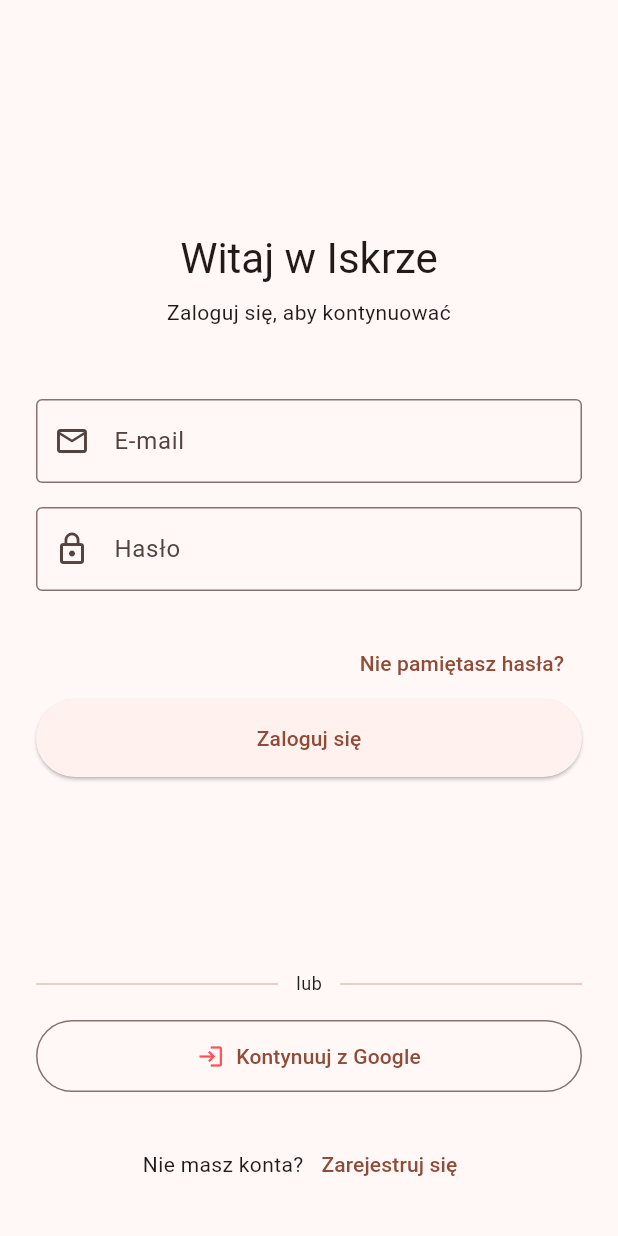
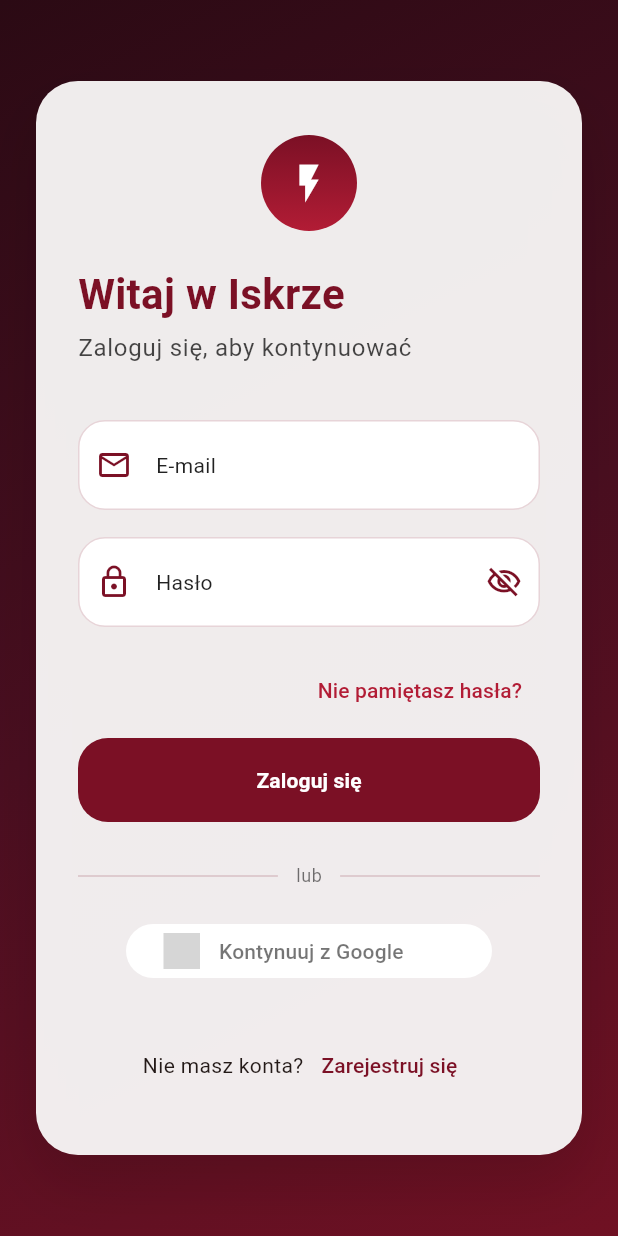
Before and after one commit to kroxon/Spark, a Flutter app: the screen it shows after launch, on a phone screen of 412 x 824 dp. Run offline on Flutter 3.47's test engine with Material 3 defaults, Android fonts, the light colour scheme and no system bars; our stand-ins replace firebase_auth, firebase_core, flutter_riverpod, flutter_signin_button, google_sign_in; accounts and stored records are empty; generated files the repository leaves out were written again; grey boxes are pictures that could not be loaded.

Commit message:
feat(auth): Redesign login and registration screens with new theme

```diff
--- /dev/null
+++ b/lib/common_widgets/app_primary_button.dart
@@ -0,0 +1,46 @@
+import 'package:flutter/material.dart';
+import 'package:iskra/core/theme/app_colors.dart';
+
+/// Primary elevated button used across the app.
+class AppPrimaryButton extends StatelessWidget {
+  const AppPrimaryButton({
+    super.key,
+    required this.label,
+    required this.onPressed,
+    this.isLoading = false,
+  });
+
+  final String label;
+  final VoidCallback? onPressed;
+  final bool isLoading;
+
+  @override
+  Widget build(BuildContext context) {
+    final effectiveOnPressed = isLoading ? null : onPressed;
+    return ElevatedButton(
+      onPressed: effectiveOnPressed,
+      style: ElevatedButton.styleFrom(
+        backgroundColor: AppColors.primary,
+        padding: const EdgeInsets.symmetric(vertical: 18),
+        shape: RoundedRectangleBorder(borderRadius: BorderRadius.circular(20)),
+        elevation: 0,
+      ),
+      child: isLoading
+          ? const SizedBox(
+              height: 24,
+              width: 24,
+              child: CircularProgressIndicator(
+                strokeWidth: 3,
+                valueColor: AlwaysStoppedAnimation<Color>(Colors.white),
+              ),
+            )
+          : Text(
+              label,
+              style: Theme.of(context)
+                  .textTheme
+                  .labelLarge
+                  ?.copyWith(color: Colors.white, fontWeight: FontWeight.w600),
+            ),
+    );
+  }
+}
--- /dev/null
+++ b/lib/common_widgets/app_text_field.dart
@@ -0,0 +1,125 @@
+import 'dart:async';
+
+import 'package:flutter/material.dart';
+import 'package:iskra/core/theme/app_colors.dart';
+
+/// Standard text form field with the project-wide burgundy styling.
+class AppTextField extends StatefulWidget {
+  const AppTextField({
+    super.key,
+    required this.label,
+    required this.controller,
+    this.keyboardType,
+    this.validator,
+    this.obscureText = false,
+    this.enableObscureToggle = false,
+    this.prefixIcon,
+    this.suffixIcon,
+    this.autocorrect,
+    this.enableSuggestions,
+    this.textInputAction,
+    this.onFieldSubmitted,
+  });
+
+  final String label;
+  final TextEditingController controller;
+  final TextInputType? keyboardType;
+  final String? Function(String?)? validator;
+  final bool obscureText;
+  final bool enableObscureToggle;
+  final IconData? prefixIcon;
+  final Widget? suffixIcon;
+  final bool? autocorrect;
+  final bool? enableSuggestions;
+  final TextInputAction? textInputAction;
+  final ValueChanged<String>? onFieldSubmitted;
+
+  @override
+  State<AppTextField> createState() => _AppTextFieldState();
+}
+
+class _AppTextFieldState extends State<AppTextField> {
+  late bool _obscureText;
+  Timer? _relockTimer;
+
+  @override
+  void initState() {
+    super.initState();
+    _obscureText = widget.obscureText;
+  }
+
+  @override
+  void dispose() {
+    _relockTimer?.cancel();
+    super.dispose();
+  }
+
+  void _toggleVisibility() {
+    _relockTimer?.cancel();
+    setState(() {
+      _obscureText = !_obscureText;
+    });
+    if (!_obscureText) {
+      _relockTimer = Timer(const Duration(seconds: 1), () {
+        if (mounted) {
+          setState(() => _obscureText = true);
+        }
+      });
+    }
+  }
+
+  @override
+  Widget build(BuildContext context) {
+    final theme = Theme.of(context);
+    final bool shouldShowToggle = widget.enableObscureToggle && widget.obscureText;
+
+    final baseDecoration = InputDecoration(
+      labelText: widget.label,
+      filled: true,
+      fillColor: Colors.white,
+      contentPadding: const EdgeInsets.symmetric(vertical: 18, horizontal: 16),
+      prefixIcon: widget.prefixIcon != null
+          ? Icon(widget.prefixIcon, color: AppColors.primary)
+          : null,
+      suffixIcon: shouldShowToggle
+          ? IconButton(
+              icon: Icon(
+                _obscureText ? Icons.visibility_off_outlined : Icons.visibility_outlined,
+                color: AppColors.primary,
+              ),
+              onPressed: _toggleVisibility,
+              tooltip: _obscureText ? 'Pokaż hasło' : 'Ukryj hasło',
+            )
+          : widget.suffixIcon,
+      labelStyle: theme.textTheme.bodyMedium?.copyWith(color: Colors.black87),
+      enabledBorder: OutlineInputBorder(
+        borderRadius: BorderRadius.circular(18),
+        borderSide: BorderSide(color: AppColors.primary.withOpacity(0.18)),
+      ),
+      focusedBorder: OutlineInputBorder(
+        borderRadius: BorderRadius.circular(18),
+        borderSide: const BorderSide(color: AppColors.primary, width: 1.6),
+      ),
+      errorBorder: OutlineInputBorder(
+        borderRadius: BorderRadius.circular(18),
+        borderSide: BorderSide(color: theme.colorScheme.error),
+      ),
+      focusedErrorBorder: OutlineInputBorder(
+        borderRadius: BorderRadius.circular(18),
+        borderSide: BorderSide(color: theme.colorScheme.error, width: 1.6),
+      ),
+    );
+
+    return TextFormField(
+      controller: widget.controller,
+      keyboardType: widget.keyboardType,
+      validator: widget.validator,
+      obscureText: widget.obscureText ? _obscureText : false,
+      autocorrect: widget.autocorrect ?? true,
+      enableSuggestions: widget.enableSuggestions ?? true,
+      textInputAction: widget.textInputAction,
+      onFieldSubmitted: widget.onFieldSubmitted,
+      decoration: baseDecoration,
+    );
+  }
+}
--- /dev/null
+++ b/lib/common_widgets/google_sign_in_button.dart
@@ -0,0 +1,51 @@
+import 'package:flutter/material.dart';
+import 'package:flutter_signin_button/flutter_signin_button.dart';
+import 'package:iskra/core/theme/app_colors.dart';
+
+/// Official Google SSO button with optional loading overlay.
+class GoogleSignInButton extends StatelessWidget {
+  const GoogleSignInButton({
+    super.key,
+    required this.onPressed,
+    this.isLoading = false,
+    this.label = 'Kontynuuj z Google',
+  });
+
+  final VoidCallback? onPressed;
+  final bool isLoading;
+  final String label;
+
+  @override
+  Widget build(BuildContext context) {
+    final effectiveOnPressed = isLoading ? null : onPressed;
+
+    return SizedBox(
+      width: double.infinity,
+      child: Stack(
+        alignment: Alignment.center,
+        children: [
+          Opacity(
+            opacity: isLoading ? 0.6 : 1,
+            child: SignInButton(
+              Buttons.Google,
+              text: label,
+              onPressed: effectiveOnPressed,
+              elevation: 0,
+              shape: RoundedRectangleBorder(borderRadius: BorderRadius.circular(20)),
+              padding: const EdgeInsets.symmetric(horizontal: 12, vertical: 6),
+            ),
+          ),
+          if (isLoading)
+            const SizedBox(
+              height: 22,
+              width: 22,
+              child: CircularProgressIndicator(
+                strokeWidth: 3,
+                valueColor: AlwaysStoppedAnimation<Color>(AppColors.primary),
+              ),
+            ),
+        ],
+      ),
+    );
+  }
+}
--- /dev/null
+++ b/lib/core/services/auth_email_localization.dart
@@ -0,0 +1,17 @@
+import 'package:firebase_auth/firebase_auth.dart';
+
+/// Ensures that Firebase Auth transactional e-mails are localized to Polish.
+class AuthEmailLocalization {
+  AuthEmailLocalization._();
+
+  static String? _cachedLanguageCode;
+
+  /// Sets Firebase Auth's e-mail language to Polish (pl) once per session.
+  static Future<void> ensurePolish() async {
+    if (_cachedLanguageCode == 'pl') {
+      return;
+    }
+    await FirebaseAuth.instance.setLanguageCode('pl');
+    _cachedLanguageCode = 'pl';
+  }
+}
--- /dev/null
+++ b/lib/core/theme/app_colors.dart
@@ -0,0 +1,17 @@
+import 'package:flutter/material.dart';
+
+/// Central palette for the burgundy themed interface.
+class AppColors {
+  static const Color primary = Color(0xFF7B1025);
+  static const Color secondary = Color(0xFFB21C35);
+  static const Color backgroundDark = Color(0xFF2B0A14);
+  static const Color backgroundMid = Color(0xFF4A0E20);
+  static const Color backgroundLight = Color(0xFF701123);
+  static const Color surface = Color(0xFFF7F5F5);
+
+  static const LinearGradient mainGradient = LinearGradient(
+    colors: [backgroundDark, backgroundMid, backgroundLight],
+    begin: Alignment.topLeft,
+    end: Alignment.bottomRight,
+  );
+}
--- /dev/null
+++ b/lib/core/theme/app_decorations.dart
@@ -0,0 +1,25 @@
+import 'package:flutter/material.dart';
+import 'package:iskra/core/theme/app_colors.dart';
+
+/// Collection of reusable decorations and shapes for consistent styling.
+class AppDecorations {
+  const AppDecorations._();
+
+  static BoxDecoration elevatedSurface({double radius = 28}) {
+    return BoxDecoration(
+      color: AppColors.surface.withOpacity(0.96),
+      borderRadius: BorderRadius.circular(radius),
+      boxShadow: [
+        BoxShadow(
+          color: Colors.black.withOpacity(0.12),
+          blurRadius: 32,
+          offset: const Offset(0, 18),
+        ),
+      ],
+    );
+  }
+
+  static ShapeBorder dialogShape({double radius = 20}) {
+    return RoundedRectangleBorder(borderRadius: BorderRadius.circular(radius));
+  }
+}
--- a/lib/features/auth/login_page.dart
+++ b/lib/features/auth/login_page.dart
@@ -1,8 +1,15 @@
 import 'package:firebase_auth/firebase_auth.dart';
 import 'package:flutter/foundation.dart';
 import 'package:flutter/material.dart';
+import 'package:flutter/services.dart';
+import 'package:google_sign_in/google_sign_in.dart';
+import 'package:iskra/common_widgets/app_primary_button.dart';
+import 'package:iskra/common_widgets/app_text_field.dart';
+import 'package:iskra/common_widgets/google_sign_in_button.dart';
+import 'package:iskra/core/theme/app_colors.dart';
+import 'package:iskra/core/theme/app_decorations.dart';
+import 'package:iskra/core/services/auth_email_localization.dart';
 import 'package:iskra/features/auth/register_page.dart';
-import 'package:google_sign_in/google_sign_in.dart';
 
 class LoginPage extends StatefulWidget {
   const LoginPage({super.key});
@@ -90,6 +97,7 @@ class _LoginPageState extends State<LoginPage> {
     }
 
     try {
+      await AuthEmailLocalization.ensurePolish();
       await FirebaseAuth.instance.sendPasswordResetEmail(email: email);
       if (mounted) {
         ScaffoldMessenger.of(context).showSnackBar(
@@ -135,11 +143,14 @@ class _LoginPageState extends State<LoginPage> {
     } on FirebaseAuthException catch (e) {
       debugPrint('FirebaseAuthException (Google sign-in): ${e.code} ${e.message}');
       _showSnack(_mapAuthError(e));
+    } on PlatformException catch (e, stack) {
+      debugPrint('PlatformException (Google sign-in): ${e.code} ${e.message}');
+      debugPrintStack(stackTrace: stack);
+      _showSnack(_mapGooglePlatformError(e));
     } catch (error, stack) {
       debugPrint('Nieudane logowanie Google: $error');
       debugPrintStack(stackTrace: stack);
-      final message = error is Exception ? error.toString() : 'Nie udało się zalogować przez Google. Spróbuj ponownie.';
-      _showSnack(message);
+      _showSnack(_mapUnknownGoogleError(error));
     } finally {
       if (mounted) {
         setState(() => _isLoading = false);
@@ -186,6 +197,25 @@ class _LoginPageState extends State<LoginPage> {
     }
   }
 
+  String _mapGooglePlatformError(PlatformException exception) {
+    switch (exception.code) {
+      case GoogleSignIn.kNetworkError:
+        return 'Nie udało się połączyć z Google. Sprawdź połączenie internetowe lub spróbuj ponownie za chwilę.';
+      case GoogleSignIn.kSignInCanceledError:
+        return 'Logowanie Google zostało anulowane.';
+      case GoogleSignIn.kSignInFailedError:
+        return 'Logowanie Google nie powiodło się. Spróbuj ponownie.';
+      case GoogleSignIn.kSignInRequiredError:
+        return 'Google wymaga ponownego logowania. Spróbuj ponownie.';
+      default:
+        return 'Wystąpił nieoczekiwany błąd podczas logowania Google. Spróbuj ponownie.';
+    }
+  }
+
+  String _mapUnknownGoogleError(Object error) {
+    return 'Nie udało się zalogować przez Google. Spróbuj ponownie.';
+  }
+
   Future<void> _handleUnverified(User user) async {
     final email = user.email ?? 'twój adres e-mail';
 
@@ -214,6 +244,7 @@ class _LoginPageState extends State<LoginPage> {
                   onPressed: isSending
                       ? null
                       : () async {
+                          await AuthEmailLocalization.ensurePolish();
                           setState(() => isSending = true);
                           try {
                             await user.sendEmailVerification();
@@ -272,121 +303,128 @@ class _LoginPageState extends State<LoginPage> {
 
   @override
   Widget build(BuildContext context) {
+    final theme = Theme.of(context);
+
     return Scaffold(
-      body: SafeArea(
-        child: Padding(
-          padding: const EdgeInsets.all(24.0),
+      body: Container(
+        decoration: const BoxDecoration(gradient: AppColors.mainGradient),
+        child: SafeArea(
+          child: Center(
+            child: SingleChildScrollView(
+              padding: const EdgeInsets.symmetric(horizontal: 24, vertical: 32),
+              child: ConstrainedBox(
+                constraints: const BoxConstraints(maxWidth: 420),
+                child: Container(
+                  padding: const EdgeInsets.symmetric(horizontal: 28, vertical: 36),
+                  decoration: AppDecorations.elevatedSurface(),
                   child: Column(
-            mainAxisAlignment: MainAxisAlignment.center,
                     crossAxisAlignment: CrossAxisAlignment.stretch,
                     children: [
-              const Spacer(),
-              // Tytuł
+                      Container(
+                        height: 64,
+                        width: 64,
+                        decoration: const BoxDecoration(
+                          shape: BoxShape.circle,
+                          gradient: LinearGradient(
+                            colors: [AppColors.primary, AppColors.secondary],
+                            begin: Alignment.topCenter,
+                            end: Alignment.bottomCenter,
+                          ),
+                        ),
+                        child: const Icon(Icons.flash_on, color: Colors.white, size: 30),
+                      ),
+                      const SizedBox(height: 24),
                       Text(
                         'Witaj w Iskrze',
-                textAlign: TextAlign.center,
-                style: Theme.of(context).textTheme.headlineMedium,
+                        style: theme.textTheme.headlineMedium?.copyWith(
+                          color: AppColors.primary,
+                          fontWeight: FontWeight.w700,
+                          letterSpacing: 0.2,
                         ),
-              const SizedBox(height: 8),
+                      ),
+                      const SizedBox(height: 6),
                       Text(
                         'Zaloguj się, aby kontynuować',
-                textAlign: TextAlign.center,
-                style: Theme.of(context).textTheme.bodyMedium,
+                        style: theme.textTheme.bodyLarge?.copyWith(
+                          color: Colors.black.withOpacity(0.72),
                         ),
-              const SizedBox(height: 48),
-
-              // Pole na e-mail
+                      ),
+                      const SizedBox(height: 36),
                       Form(
                         key: _formKey,
                         autovalidateMode: AutovalidateMode.onUserInteraction,
                         child: Column(
                           children: [
-                    TextFormField(
+                            AppTextField(
+                              label: 'E-mail',
                               controller: _emailController,
                               keyboardType: TextInputType.emailAddress,
-                      decoration: const InputDecoration(
-                        labelText: 'E-mail',
-                        border: OutlineInputBorder(),
-                        prefixIcon: Icon(Icons.email_outlined),
+                              validator: _validateEmail,
+                              prefixIcon: Icons.email_outlined,
                             ),
-                      validator: _validateEmail,
-                    ),
-                    const SizedBox(height: 16),
-                    TextFormField(
+                            const SizedBox(height: 18),
+                            AppTextField(
+                              label: 'Hasło',
                               controller: _passwordController,
                               obscureText: true,
-                      decoration: const InputDecoration(
-                        labelText: 'Hasło',
-                        border: OutlineInputBorder(),
-                        prefixIcon: Icon(Icons.lock_outline),
-                      ),
                               validator: _validatePassword,
+                              prefixIcon: Icons.lock_outline,
+                              autocorrect: false,
+                              enableSuggestions: false,
+                              enableObscureToggle: true,
                             ),
                           ],
                         ),
                       ),
-              const SizedBox(height: 24),
-
+                      const SizedBox(height: 18),
                       Align(
                         alignment: Alignment.centerRight,
                         child: TextButton(
                           onPressed: _resetPassword,
+                          style: TextButton.styleFrom(
+                            foregroundColor: AppColors.secondary,
+                            textStyle: theme.textTheme.labelLarge,
+                          ),
                           child: const Text('Nie pamiętasz hasła?'),
                         ),
                       ),
-
-              // Przycisk logowania
-              ElevatedButton(
-                onPressed: _isLoading ? null : _signIn,
-                style: ElevatedButton.styleFrom(
-                  padding: const EdgeInsets.symmetric(vertical: 16),
+                      const SizedBox(height: 8),
+                      AppPrimaryButton(
+                        label: 'Zaloguj się',
+                        onPressed: _signIn,
+                        isLoading: _isLoading,
                       ),
-                child: _isLoading
-                    ? const SizedBox(
-                        height: 24,
-                        width: 24,
-                        child: CircularProgressIndicator(
-                          color: Colors.white,
-                          strokeWidth: 3,
-                        ),
-                      )
-                    : const Text('Zaloguj się'),
-              ),
-              const Spacer(),
-
+                      const SizedBox(height: 28),
                       Row(
                         children: [
-                  const Expanded(child: Divider()),
+                          Expanded(child: Divider(color: AppColors.primary.withOpacity(0.2))),
                           Padding(
                             padding: const EdgeInsets.symmetric(horizontal: 12.0),
                             child: Text(
                               'lub',
-                      style: Theme.of(context).textTheme.bodySmall,
+                              style: theme.textTheme.bodySmall?.copyWith(color: Colors.black54),
                             ),
                           ),
-                  const Expanded(child: Divider()),
+                          Expanded(child: Divider(color: AppColors.primary.withOpacity(0.2))),
                         ],
                       ),
-              const SizedBox(height: 16),
-
-              OutlinedButton.icon(
-                onPressed: _isLoading ? null : _signInWithGoogle,
-                style: OutlinedButton.styleFrom(
-                  padding: const EdgeInsets.symmetric(vertical: 14),
+                      const SizedBox(height: 18),
+                      GoogleSignInButton(
+                        onPressed: _signInWithGoogle,
+                        isLoading: _isLoading,
                       ),
-                icon: const Icon(Icons.login, color: Colors.redAccent),
-                label: const Text('Kontynuuj z Google'),
-              ),
-              const SizedBox(height: 24),
-
-              // Przycisk do przejścia na stronę rejestracji
+                      const SizedBox(height: 28),
                       Row(
                         mainAxisAlignment: MainAxisAlignment.center,
                         children: [
-                  const Text("Nie masz konta?"),
+                          const Text('Nie masz konta?'),
                           TextButton(
                             onPressed: _navigateToRegister,
-                    child: const Text("Zarejestruj się"),
+                            style: TextButton.styleFrom(
+                              foregroundColor: AppColors.primary,
+                              textStyle: theme.textTheme.labelLarge,
+                            ),
+                            child: const Text('Zarejestruj się'),
                           ),
                         ],
                       ),
@@ -394,6 +432,10 @@ class _LoginPageState extends State<LoginPage> {
                   ),
                 ),
               ),
+            ),
+          ),
+        ),
+      ),
     );
   }
 }
--- a/lib/main.dart
+++ b/lib/main.dart
@@ -1,6 +1,7 @@
 import 'package:flutter/material.dart';
 import 'package:firebase_core/firebase_core.dart';
 import 'package:flutter_riverpod/flutter_riverpod.dart';
+import 'package:iskra/core/services/auth_email_localization.dart';
 import 'package:iskra/features/auth/auth_gate.dart';
 import 'firebase_options.dart';
 
@@ -9,6 +10,7 @@ void main() async {
   await Firebase.initializeApp(
     options: DefaultFirebaseOptions.currentPlatform,
   );
+  await AuthEmailLocalization.ensurePolish();
 
   runApp(const ProviderScope(
     child: MyApp(),
--- a/pubspec.yaml
+++ b/pubspec.yaml
@@ -39,6 +39,7 @@ dependencies:
   cloud_firestore: ^6.0.2
   flutter_riverpod: ^3.0.3
   google_sign_in: ^6.2.1
+  flutter_signin_button: ^2.0.0
 
 dev_dependencies:
   flutter_test:
```
Also changed, not shown: lib/common_widgets/app_outlined_button.dart (added, +62 -0 lines), lib/features/auth/register_page.dart (+59 -45 lines), lib/features/auth/verify_email_page.dart (+57 -41 lines), pubspec.lock. Lines whose indentation alone changed are shown as unchanged.
